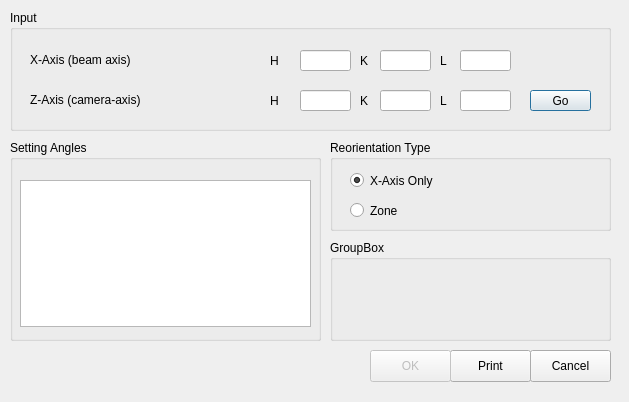
First picture: the form in reorientdialog.ui, repository stuwilkins/QLaue, before the edit.
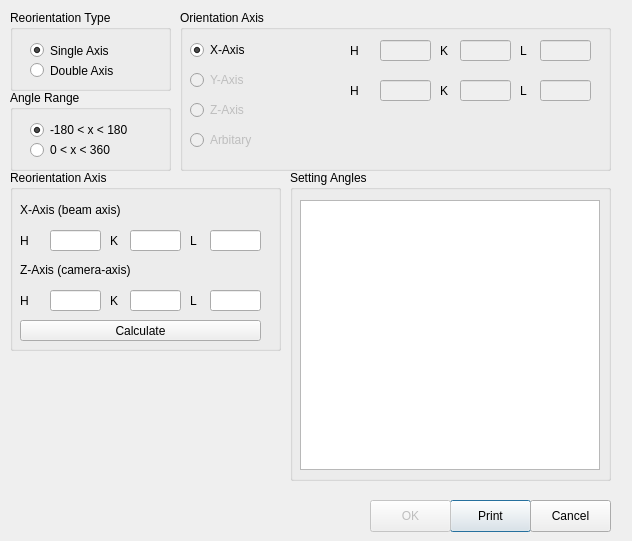
Second picture: the form after the edit.

Patch:
```diff
--- a/reorientdialog.ui
+++ b/reorientdialog.ui
@@ -1,18 +1,16 @@
 <ui version="4.0" >
  <class>ReorientDialog</class>
- <widget class="QDialog" name="ReorientDialog" >
-  <property name="geometry" >
+ <widget class="QDialog" name="ReorientDialog">
+  <property name="geometry">
    <rect>
     <x>0</x>
     <y>0</y>
-    <width>629</width>
-    <height>402</height>
+    <width>632</width>
+    <height>541</height>
    </rect>
   </property>
-  <property name="sizePolicy" >
-   <sizepolicy>
-    <hsizetype>0</hsizetype>
-    <vsizetype>0</vsizetype>
+  <property name="sizePolicy">
+   <sizepolicy hsizetype="Fixed" vsizetype="Fixed">
     <horstretch>0</horstretch>
     <verstretch>0</verstretch>
    </sizepolicy>
@@ -20,25 +18,25 @@
   <property name="windowTitle" >
    <string>Reorient</string>
   </property>
-  <widget class="QGroupBox" name="groupBox_2" >
-   <property name="geometry" >
+  <widget class="QGroupBox" name="groupBox_2">
+   <property name="geometry">
     <rect>
-     <x>10</x>
-     <y>140</y>
-     <width>311</width>
-     <height>201</height>
+     <x>290</x>
+     <y>170</y>
+     <width>321</width>
+     <height>311</height>
     </rect>
    </property>
    <property name="title" >
     <string>Setting Angles</string>
    </property>
-   <widget class="QTableWidget" name="DataTable" >
-    <property name="geometry" >
+   <widget class="QTableWidget" name="DataTable">
+    <property name="geometry">
      <rect>
       <x>10</x>
-      <y>40</y>
-      <width>291</width>
-      <height>147</height>
+      <y>30</y>
+      <width>300</width>
+      <height>270</height>
      </rect>
     </property>
     <property name="frameShadow" >
@@ -61,201 +59,11 @@
     </property>
    </widget>
   </widget>
-  <widget class="QGroupBox" name="groupBox" >
-   <property name="geometry" >
-    <rect>
-     <x>10</x>
-     <y>10</y>
-     <width>601</width>
-     <height>121</height>
-    </rect>
-   </property>
-   <property name="title" >
-    <string>Input</string>
-   </property>
-   <widget class="QLabel" name="label" >
-    <property name="geometry" >
-     <rect>
-      <x>260</x>
-      <y>40</y>
-      <width>20</width>
-      <height>21</height>
-     </rect>
-    </property>
-    <property name="text" >
-     <string>H</string>
-    </property>
-   </widget>
-   <widget class="QLabel" name="label_2" >
-    <property name="geometry" >
-     <rect>
-      <x>350</x>
-      <y>40</y>
-      <width>20</width>
-      <height>21</height>
-     </rect>
-    </property>
-    <property name="text" >
-     <string>K</string>
-    </property>
-   </widget>
-   <widget class="QLabel" name="label_3" >
-    <property name="geometry" >
-     <rect>
-      <x>430</x>
-      <y>40</y>
-      <width>20</width>
-      <height>21</height>
-     </rect>
-    </property>
-    <property name="text" >
-     <string>L</string>
-    </property>
-   </widget>
-   <widget class="QLabel" name="label_8" >
-    <property name="geometry" >
-     <rect>
-      <x>430</x>
-      <y>80</y>
-      <width>20</width>
-      <height>21</height>
-     </rect>
-    </property>
-    <property name="text" >
-     <string>L</string>
-    </property>
-   </widget>
-   <widget class="QLabel" name="label_6" >
-    <property name="geometry" >
-     <rect>
-      <x>260</x>
-      <y>80</y>
-      <width>20</width>
-      <height>21</height>
-     </rect>
-    </property>
-    <property name="text" >
-     <string>H</string>
-    </property>
-   </widget>
-   <widget class="QLabel" name="label_4" >
-    <property name="geometry" >
-     <rect>
-      <x>20</x>
-      <y>40</y>
-      <width>221</width>
-      <height>20</height>
-     </rect>
-    </property>
-    <property name="text" >
-     <string>X-Axis (beam axis)</string>
-    </property>
-   </widget>
-   <widget class="QLabel" name="label_7" >
-    <property name="geometry" >
-     <rect>
-      <x>20</x>
-      <y>80</y>
-      <width>221</width>
-      <height>20</height>
-     </rect>
-    </property>
-    <property name="text" >
-     <string>Z-Axis (camera-axis)</string>
-    </property>
-   </widget>
-   <widget class="QLabel" name="label_5" >
-    <property name="geometry" >
-     <rect>
-      <x>350</x>
-      <y>80</y>
-      <width>20</width>
-      <height>21</height>
-     </rect>
-    </property>
-    <property name="text" >
-     <string>K</string>
-    </property>
-   </widget>
-   <widget class="QLineEdit" name="XHLineEdit" >
-    <property name="geometry" >
-     <rect>
-      <x>290</x>
-      <y>40</y>
-      <width>51</width>
-      <height>21</height>
-     </rect>
-    </property>
-   </widget>
-   <widget class="QLineEdit" name="XKLineEdit" >
-    <property name="geometry" >
-     <rect>
-      <x>370</x>
-      <y>40</y>
-      <width>51</width>
-      <height>21</height>
-     </rect>
-    </property>
-   </widget>
-   <widget class="QLineEdit" name="XLLineEdit" >
-    <property name="geometry" >
-     <rect>
-      <x>450</x>
-      <y>40</y>
-      <width>51</width>
-      <height>21</height>
-     </rect>
-    </property>
-   </widget>
-   <widget class="QLineEdit" name="ZHLineEdit" >
-    <property name="geometry" >
-     <rect>
-      <x>290</x>
-      <y>80</y>
-      <width>51</width>
-      <height>21</height>
-     </rect>
-    </property>
-   </widget>
-   <widget class="QLineEdit" name="ZKLineEdit" >
-    <property name="geometry" >
-     <rect>
-      <x>370</x>
-      <y>80</y>
-      <width>51</width>
-      <height>21</height>
-     </rect>
-    </property>
-   </widget>
-   <widget class="QLineEdit" name="ZLLineEdit" >
-    <property name="geometry" >
-     <rect>
-      <x>450</x>
-      <y>80</y>
-      <width>51</width>
-      <height>21</height>
-     </rect>
-    </property>
-   </widget>
-   <widget class="QPushButton" name="XGoButton" >
-    <property name="geometry" >
-     <rect>
-      <x>520</x>
-      <y>80</y>
-      <width>61</width>
-      <height>21</height>
-     </rect>
-    </property>
-    <property name="text" >
-     <string>Go</string>
-    </property>
-   </widget>
-  </widget>
-  <widget class="QPushButton" name="printButton" >
-   <property name="geometry" >
+  <widget class="QPushButton" name="printButton">
+   <property name="geometry">
     <rect>
      <x>450</x>
-     <y>350</y>
+     <y>500</y>
      <width>81</width>
      <height>32</height>
     </rect>
@@ -264,11 +72,11 @@
     <string>Print</string>
    </property>
   </widget>
-  <widget class="QPushButton" name="cancelButton" >
-   <property name="geometry" >
+  <widget class="QPushButton" name="cancelButton">
+   <property name="geometry">
     <rect>
      <x>530</x>
-     <y>350</y>
+     <y>500</y>
      <width>81</width>
      <height>32</height>
     </rect>
@@ -281,10 +89,10 @@
    <property name="enabled" >
     <bool>false</bool>
    </property>
-   <property name="geometry" >
+   <property name="geometry">
     <rect>
      <x>370</x>
-     <y>350</y>
+     <y>500</y>
      <width>81</width>
      <height>32</height>
     </rect>
@@ -293,13 +101,13 @@
     <string>OK</string>
    </property>
   </widget>
-  <widget class="QGroupBox" name="groupBox_3" >
-   <property name="geometry" >
+  <widget class="QGroupBox" name="groupBox_3">
+   <property name="geometry">
     <rect>
-     <x>330</x>
-     <y>140</y>
-     <width>281</width>
-     <height>91</height>
+     <x>10</x>
+     <y>10</y>
+     <width>161</width>
+     <height>81</height>
     </rect>
    </property>
    <property name="title" >
@@ -314,39 +122,504 @@
       <height>21</height>
      </rect>
     </property>
-    <property name="text" >
-     <string>X-Axis Only</string>
+    <property name="text">
+     <string>Single Axis</string>
     </property>
     <property name="checked" >
      <bool>true</bool>
     </property>
    </widget>
-   <widget class="QRadioButton" name="ZoneButton" >
-    <property name="geometry" >
+   <widget class="QRadioButton" name="ZoneButton">
+    <property name="geometry">
      <rect>
       <x>20</x>
-      <y>60</y>
+      <y>50</y>
       <width>121</width>
       <height>21</height>
      </rect>
     </property>
-    <property name="text" >
-     <string>Zone</string>
+    <property name="text">
+     <string>Double Axis</string>
     </property>
    </widget>
   </widget>
-  <widget class="QGroupBox" name="groupBox_4" >
-   <property name="geometry" >
+  <widget class="QGroupBox" name="groupBox">
+   <property name="geometry">
     <rect>
-     <x>330</x>
-     <y>240</y>
-     <width>281</width>
-     <height>101</height>
+     <x>10</x>
+     <y>170</y>
+     <width>271</width>
+     <height>181</height>
     </rect>
    </property>
-   <property name="title" >
-    <string>GroupBox</string>
+   <property name="title">
+    <string>Reorientation Axis</string>
    </property>
+   <widget class="QLabel" name="label">
+    <property name="geometry">
+     <rect>
+      <x>10</x>
+      <y>60</y>
+      <width>20</width>
+      <height>21</height>
+     </rect>
+    </property>
+    <property name="text">
+     <string>H</string>
+    </property>
+   </widget>
+   <widget class="QLabel" name="label_2">
+    <property name="geometry">
+     <rect>
+      <x>100</x>
+      <y>60</y>
+      <width>20</width>
+      <height>21</height>
+     </rect>
+    </property>
+    <property name="text">
+     <string>K</string>
+    </property>
+   </widget>
+   <widget class="QLabel" name="label_3">
+    <property name="geometry">
+     <rect>
+      <x>180</x>
+      <y>60</y>
+      <width>20</width>
+      <height>21</height>
+     </rect>
+    </property>
+    <property name="text">
+     <string>L</string>
+    </property>
+   </widget>
+   <widget class="QLabel" name="label_8">
+    <property name="geometry">
+     <rect>
+      <x>180</x>
+      <y>120</y>
+      <width>20</width>
+      <height>21</height>
+     </rect>
+    </property>
+    <property name="text">
+     <string>L</string>
+    </property>
+   </widget>
+   <widget class="QLabel" name="label_6">
+    <property name="geometry">
+     <rect>
+      <x>10</x>
+      <y>120</y>
+      <width>20</width>
+      <height>21</height>
+     </rect>
+    </property>
+    <property name="text">
+     <string>H</string>
+    </property>
+   </widget>
+   <widget class="QLabel" name="label_4">
+    <property name="geometry">
+     <rect>
+      <x>10</x>
+      <y>30</y>
+      <width>221</width>
+      <height>20</height>
+     </rect>
+    </property>
+    <property name="text">
+     <string>X-Axis (beam axis)</string>
+    </property>
+   </widget>
+   <widget class="QLabel" name="label_7">
+    <property name="geometry">
+     <rect>
+      <x>10</x>
+      <y>90</y>
+      <width>221</width>
+      <height>20</height>
+     </rect>
+    </property>
+    <property name="text">
+     <string>Z-Axis (camera-axis)</string>
+    </property>
+   </widget>
+   <widget class="QLabel" name="label_5">
+    <property name="geometry">
+     <rect>
+      <x>100</x>
+      <y>120</y>
+      <width>20</width>
+      <height>21</height>
+     </rect>
+    </property>
+    <property name="text">
+     <string>K</string>
+    </property>
+   </widget>
+   <widget class="QLineEdit" name="XHLineEdit">
+    <property name="geometry">
+     <rect>
+      <x>40</x>
+      <y>60</y>
+      <width>51</width>
+      <height>21</height>
+     </rect>
+    </property>
+   </widget>
+   <widget class="QLineEdit" name="XKLineEdit">
+    <property name="geometry">
+     <rect>
+      <x>120</x>
+      <y>60</y>
+      <width>51</width>
+      <height>21</height>
+     </rect>
+    </property>
+   </widget>
+   <widget class="QLineEdit" name="XLLineEdit">
+    <property name="geometry">
+     <rect>
+      <x>200</x>
+      <y>60</y>
+      <width>51</width>
+      <height>21</height>
+     </rect>
+    </property>
+   </widget>
+   <widget class="QLineEdit" name="ZHLineEdit">
+    <property name="geometry">
+     <rect>
+      <x>40</x>
+      <y>120</y>
+      <width>51</width>
+      <height>21</height>
+     </rect>
+    </property>
+   </widget>
+   <widget class="QLineEdit" name="ZKLineEdit">
+    <property name="geometry">
+     <rect>
+      <x>120</x>
+      <y>120</y>
+      <width>51</width>
+      <height>21</height>
+     </rect>
+    </property>
+   </widget>
+   <widget class="QLineEdit" name="ZLLineEdit">
+    <property name="geometry">
+     <rect>
+      <x>200</x>
+      <y>120</y>
+      <width>51</width>
+      <height>21</height>
+     </rect>
+    </property>
+   </widget>
+   <widget class="QPushButton" name="XGoButton">
+    <property name="geometry">
+     <rect>
+      <x>10</x>
+      <y>150</y>
+      <width>241</width>
+      <height>21</height>
+     </rect>
+    </property>
+    <property name="text">
+     <string>Calculate</string>
+    </property>
+   </widget>
+  </widget>
+  <widget class="QGroupBox" name="groupBox_4">
+   <property name="geometry">
+    <rect>
+     <x>180</x>
+     <y>10</y>
+     <width>431</width>
+     <height>161</height>
+    </rect>
+   </property>
+   <property name="title">
+    <string>Orientation Axis</string>
+   </property>
+   <widget class="QRadioButton" name="XAxisRadioButton">
+    <property name="geometry">
+     <rect>
+      <x>10</x>
+      <y>30</y>
+      <width>103</width>
+      <height>20</height>
+     </rect>
+    </property>
+    <property name="text">
+     <string>X-Axis</string>
+    </property>
+    <property name="checked">
+     <bool>true</bool>
+    </property>
+   </widget>
+   <widget class="QRadioButton" name="YAxisRadioButton">
+    <property name="enabled">
+     <bool>false</bool>
+    </property>
+    <property name="geometry">
+     <rect>
+      <x>10</x>
+      <y>60</y>
+      <width>103</width>
+      <height>20</height>
+     </rect>
+    </property>
+    <property name="text">
+     <string>Y-Axis</string>
+    </property>
+   </widget>
+   <widget class="QRadioButton" name="AAxisRadioButton">
+    <property name="enabled">
+     <bool>false</bool>
+    </property>
+    <property name="geometry">
+     <rect>
+      <x>10</x>
+      <y>120</y>
+      <width>103</width>
+      <height>20</height>
+     </rect>
+    </property>
+    <property name="text">
+     <string>Arbitary</string>
+    </property>
+   </widget>
+   <widget class="QRadioButton" name="ZAxisRadioButton">
+    <property name="enabled">
+     <bool>false</bool>
+    </property>
+    <property name="geometry">
+     <rect>
+      <x>10</x>
+      <y>90</y>
+      <width>103</width>
+      <height>20</height>
+     </rect>
+    </property>
+    <property name="text">
+     <string>Z-Axis</string>
+    </property>
+   </widget>
+   <widget class="QLineEdit" name="AXHLineEdit">
+    <property name="enabled">
+     <bool>false</bool>
+    </property>
+    <property name="geometry">
+     <rect>
+      <x>200</x>
+      <y>30</y>
+      <width>51</width>
+      <height>21</height>
+     </rect>
+    </property>
+   </widget>
+   <widget class="QLineEdit" name="AXLLineEdit">
+    <property name="enabled">
+     <bool>false</bool>
+    </property>
+    <property name="geometry">
+     <rect>
+      <x>360</x>
+      <y>30</y>
+      <width>51</width>
+      <height>21</height>
+     </rect>
+    </property>
+   </widget>
+   <widget class="QLineEdit" name="AZLLineEdit">
+    <property name="enabled">
+     <bool>false</bool>
+    </property>
+    <property name="geometry">
+     <rect>
+      <x>360</x>
+      <y>70</y>
+      <width>51</width>
+      <height>21</height>
+     </rect>
+    </property>
+   </widget>
+   <widget class="QLineEdit" name="AZKLineEdit">
+    <property name="enabled">
+     <bool>false</bool>
+    </property>
+    <property name="geometry">
+     <rect>
+      <x>280</x>
+      <y>70</y>
+      <width>51</width>
+      <height>21</height>
+     </rect>
+    </property>
+   </widget>
+   <widget class="QLabel" name="label_9">
+    <property name="geometry">
+     <rect>
+      <x>340</x>
+      <y>30</y>
+      <width>20</width>
+      <height>21</height>
+     </rect>
+    </property>
+    <property name="text">
+     <string>L</string>
+    </property>
+   </widget>
+   <widget class="QLineEdit" name="AXKLineEdit">
+    <property name="enabled">
+     <bool>false</bool>
+    </property>
+    <property name="geometry">
+     <rect>
+      <x>280</x>
+      <y>30</y>
+      <width>51</width>
+      <height>21</height>
+     </rect>
+    </property>
+   </widget>
+   <widget class="QLabel" name="label_10">
+    <property name="geometry">
+     <rect>
+      <x>260</x>
+      <y>70</y>
+      <width>20</width>
+      <height>21</height>
+     </rect>
+    </property>
+    <property name="text">
+     <string>K</string>
+    </property>
+   </widget>
+   <widget class="QLabel" name="label_11">
+    <property name="geometry">
+     <rect>
+      <x>170</x>
+      <y>70</y>
+      <width>20</width>
+      <height>21</height>
+     </rect>
+    </property>
+    <property name="text">
+     <string>H</string>
+    </property>
+   </widget>
+   <widget class="QLineEdit" name="AZHLineEdit">
+    <property name="enabled">
+     <bool>false</bool>
+    </property>
+    <property name="geometry">
+     <rect>
+      <x>200</x>
+      <y>70</y>
+      <width>51</width>
+      <height>21</height>
+     </rect>
+    </property>
+   </widget>
+   <widget class="QLabel" name="label_12">
+    <property name="geometry">
+     <rect>
+      <x>170</x>
+      <y>30</y>
+      <width>20</width>
+      <height>21</height>
+     </rect>
+    </property>
+    <property name="text">
+     <string>H</string>
+    </property>
+   </widget>
+   <widget class="QLabel" name="label_13">
+    <property name="geometry">
+     <rect>
+      <x>340</x>
+      <y>70</y>
+      <width>20</width>
+      <height>21</height>
+     </rect>
+    </property>
+    <property name="text">
+     <string>L</string>
+    </property>
+   </widget>
+   <widget class="QLabel" name="label_14">
+    <property name="geometry">
+     <rect>
+      <x>260</x>
+      <y>30</y>
+      <width>20</width>
+      <height>21</height>
+     </rect>
+    </property>
+    <property name="text">
+     <string>K</string>
+    </property>
+   </widget>
+  </widget>
+  <widget class="QLabel" name="AxesLabel">
+   <property name="geometry">
+    <rect>
+     <x>10</x>
+     <y>360</y>
+     <width>271</width>
+     <height>131</height>
+    </rect>
+   </property>
+   <property name="text">
+    <string/>
+   </property>
+  </widget>
+  <widget class="QGroupBox" name="groupBox_5">
+   <property name="geometry">
+    <rect>
+     <x>10</x>
+     <y>90</y>
+     <width>161</width>
+     <height>81</height>
+    </rect>
+   </property>
+   <property name="title">
+    <string>Angle Range</string>
+   </property>
+   <widget class="QRadioButton" name="AngleRangePM">
+    <property name="geometry">
+     <rect>
+      <x>20</x>
+      <y>30</y>
+      <width>131</width>
+      <height>20</height>
+     </rect>
+    </property>
+    <property name="text">
+     <string>-180 &lt; x &lt; 180</string>
+    </property>
+    <property name="checked">
+     <bool>true</bool>
+    </property>
+   </widget>
+   <widget class="QRadioButton" name="AngleRangeP">
+    <property name="geometry">
+     <rect>
+      <x>20</x>
+      <y>50</y>
+      <width>103</width>
+      <height>20</height>
+     </rect>
+    </property>
+    <property name="text">
+     <string>0 &lt; x &lt; 360</string>
+    </property>
+   </widget>
   </widget>
  </widget>
  <tabstops>
```
Left out of the diff: 138 changed lines with no effect on the pictures.
